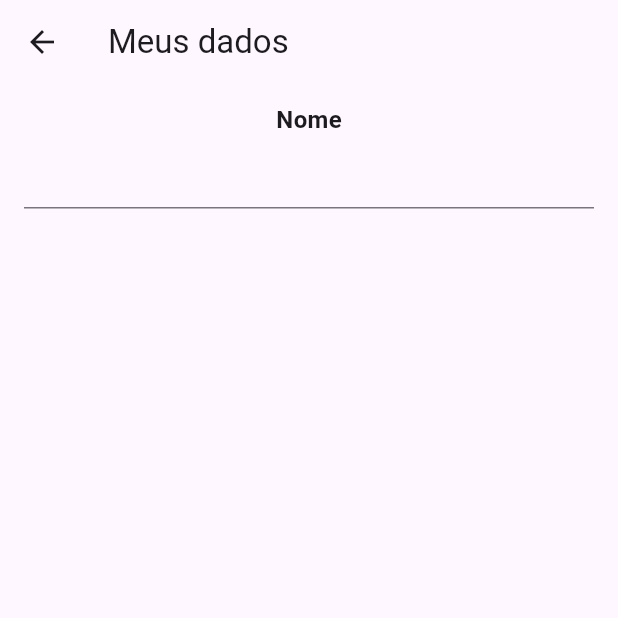
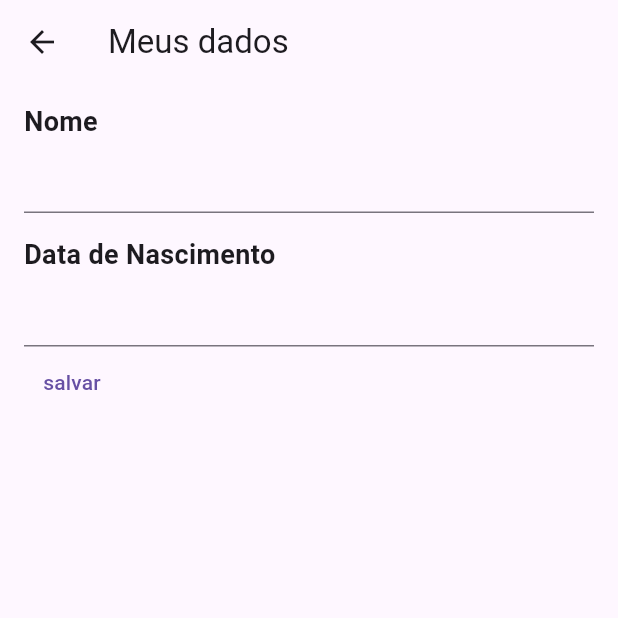
Before and after one commit to abner1abc/trilhaapp, a Flutter app: the MainPage screen opened directly, in the side drawer, after a tap on "Dados cadastrais", on a phone screen of 412 x 824 dp, the top half of it. Run offline on Flutter 3.47's test engine with Material 3 defaults, Android fonts, the phone set to English and light mode, and no system bars; our stand-ins replace google_fonts; network calls fail.

Commit message:
update dados cadastrais and add news edit text

```diff
--- a/lib/pages/dados_cadastrais.dart
+++ b/lib/pages/dados_cadastrais.dart
@@ -1,26 +1,59 @@
 import 'package:flutter/material.dart';
+import 'package:trilhaapp/shared/wigets/text_label.dart';
 
-class DadosCadastraisPage extends StatelessWidget {
-  final String texto;
-  final List<String> dados;
-  const DadosCadastraisPage(
-      {super.key, required this.texto, required this.dados});
+class DadosCadastraisPage extends StatefulWidget {
+  const DadosCadastraisPage({
+    super.key,
+  });
+
+  @override
+  State<DadosCadastraisPage> createState() => _DadosCadastraisPageState();
+}
+
+class _DadosCadastraisPageState extends State<DadosCadastraisPage> {
+  var nomeController = TextEditingController(text: "");
+  var dataNascimentoController = TextEditingController(text: "");
+  DateTime? dataNascimento;
 
   @override
   Widget build(BuildContext context) {
     return Scaffold(
-      appBar: AppBar(
-        title: Text(texto),
-      ),
-      body: const Padding(
-        padding: EdgeInsets.symmetric(vertical: 12, horizontal: 16),
+      appBar: AppBar(title: const Text("Meus dados")),
+      body: Padding(
+        padding: const EdgeInsets.symmetric(vertical: 12, horizontal: 16),
         child: Column(
+          crossAxisAlignment: CrossAxisAlignment.start,
           children: [
-            Text(
-              "Nome",
-              style: TextStyle(fontSize: 16, fontWeight: FontWeight.w700),
+            const TextLabel(texto: "Nome"),
+            TextField(
+              controller: nomeController,
             ),
-            TextField()
+            const SizedBox(
+              height: 15,
+            ),
+            const TextLabel(texto: "Data de Nascimento"),
+            TextField(
+              controller: dataNascimentoController,
+              readOnly: true,
+              onTap: () async {
+                var data = await showDatePicker(
+                    context: context,
+                    initialDate: DateTime(2000, 1, 1),
+                    firstDate: DateTime(1900, 5, 20),
+                    lastDate: DateTime(2023, 10, 23));
+                if (data != null) {
+                  dataNascimentoController.text = data.toString();
+                  dataNascimento = data;
+                }
+                ;
+              },
+            ),
+            TextButton(
+                onPressed: () {
+                  print(nomeController.text);
+                  print(dataNascimento);
+                },
+                child: const Text("salvar")),
           ],
         ),
       ),
--- a/lib/pages/main_page.dart
+++ b/lib/pages/main_page.dart
@@ -37,10 +37,7 @@ class _MainPageState extends State<MainPage> {
                     Navigator.push(
                         context,
                         MaterialPageRoute(
-                            builder: (context) => const DadosCadastraisPage(
-                                  texto: "Meus dados",
-                                  dados: ["Nome", "Endereço"],
-                                )));
+                            builder: (context) => const DadosCadastraisPage()));
                   },
                 ),
                 const Divider(),
--- /dev/null
+++ b/lib/shared/wigets/text_label.dart
@@ -0,0 +1,12 @@
+import 'package:flutter/material.dart';
+
+class TextLabel extends StatelessWidget {
+  final String texto;
+  const TextLabel({super.key, required this.texto});
+
+  @override
+  Widget build(BuildContext context) {
+    return Text(texto,
+        style: const TextStyle(fontSize: 18, fontWeight: FontWeight.w700));
+  }
+}
```
